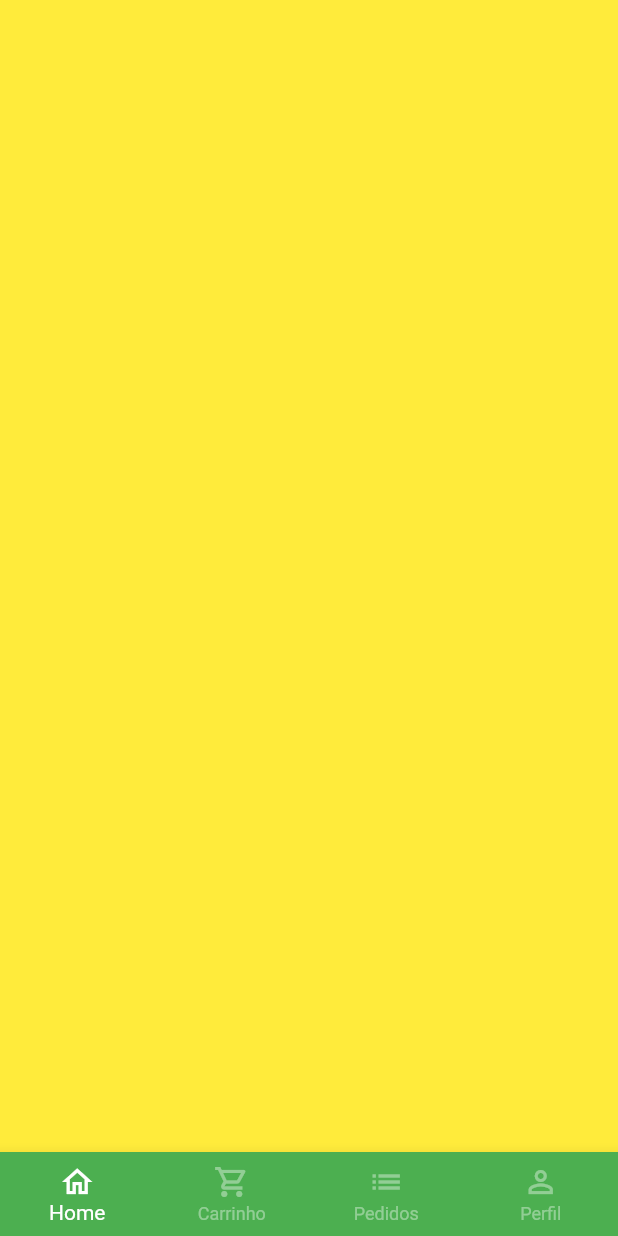
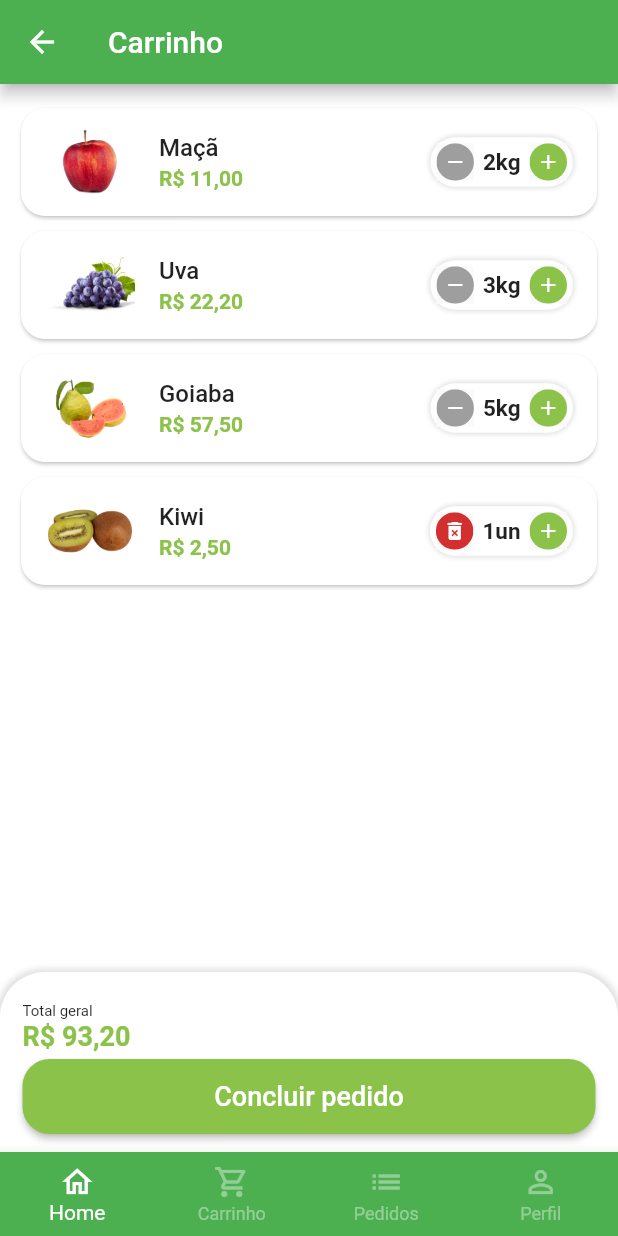
Before and after one commit to jvmMachado/greengrocer, a Flutter app: the BaseScreen screen opened directly, swiped to page 2, on a phone screen of 412 x 824 dp. Run offline on Flutter 3.47's test engine with Material 2 defaults, Android fonts, the phone set to English and light mode, and no system bars; our stand-ins replace animated_text_kit, badges, mask_text_input_formatter.

Commit message:
finish cart tab UI

```diff
--- /dev/null
+++ b/lib/src/models/item_checkout_model.dart
@@ -0,0 +1,23 @@
+import 'package:greengrocer/src/models/item_model.dart';
+
+class ItemCheckoutModel {
+  final ItemModel item;
+  final int quantity;
+
+  double get total => item.price * quantity;
+
+  ItemCheckoutModel({
+    required this.item,
+    required this.quantity,
+  });
+
+  ItemCheckoutModel copyWith({
+    ItemModel? item,
+    int? quantity,
+  }) {
+    return ItemCheckoutModel(
+      item: item ?? this.item,
+      quantity: quantity ?? this.quantity,
+    );
+  }
+}
--- a/lib/src/pages/base/base_screen.dart
+++ b/lib/src/pages/base/base_screen.dart
@@ -1,5 +1,6 @@
 import 'package:flutter/material.dart';
 
+import '../checkout/checkout_tab.dart';
 import '../home/home_tab.dart';
 
 class BaseScreen extends StatefulWidget {
@@ -21,9 +22,7 @@ class _BaseScreenState extends State<BaseScreen> {
         controller: pageController,
         children: [
           const HomeTab(),
-          Container(
-            color: Colors.yellow,
-          ),
+          const CheckoutTab(),
           Container(
             color: Colors.blue,
           ),
--- /dev/null
+++ b/lib/src/pages/checkout/checkout_tab.dart
@@ -0,0 +1,125 @@
+import 'package:flutter/material.dart';
+import 'package:greengrocer/src/config/custom_colors.dart';
+import 'package:greengrocer/src/models/item_checkout_model.dart';
+import 'package:greengrocer/src/services/utils_services.dart';
+
+import '../../config/app_data.dart' as appData;
+import 'components/item_checkout_card.dart';
+
+class CheckoutTab extends StatefulWidget {
+  const CheckoutTab({Key? key}) : super(key: key);
+
+  @override
+  State<CheckoutTab> createState() => _CheckoutTabState();
+}
+
+class _CheckoutTabState extends State<CheckoutTab> with UtilsServicesMixin {
+  List<ItemCheckoutModel> itemsCart = [
+    ItemCheckoutModel(item: appData.apple, quantity: 2),
+    ItemCheckoutModel(item: appData.grape, quantity: 3),
+    ItemCheckoutModel(item: appData.guava, quantity: 5),
+    ItemCheckoutModel(item: appData.kiwi, quantity: 1),
+  ];
+
+  @override
+  Widget build(BuildContext context) {
+    double total = 0;
+    // ignore: avoid_function_literals_in_foreach_calls
+    itemsCart.forEach((item) => total += item.total);
+
+    return Scaffold(
+      appBar: AppBar(
+        title: const Text('Carrinho'),
+      ),
+      body: Column(
+        children: [
+          Expanded(
+            child: Padding(
+              padding: const EdgeInsets.only(top: 6, right: 4, left: 4),
+              child: ListView.builder(
+                itemBuilder: (_, index) {
+                  return ItemCheckoutCard(
+                    checkoutItem: itemsCart[index],
+                    result: (quantity) {
+                      setState(() {
+                        if (quantity == 0) {
+                          itemsCart.removeAt(index);
+                          return;
+                        }
+
+                        itemsCart[index] =
+                            itemsCart[index].copyWith(quantity: quantity);
+                      });
+                    },
+                  );
+                },
+                itemCount: itemsCart.length,
+              ),
+            ),
+          ),
+          Container(
+            decoration: BoxDecoration(
+              color: Colors.white,
+              borderRadius: const BorderRadius.vertical(
+                top: Radius.circular(30),
+              ),
+              boxShadow: [
+                BoxShadow(
+                  color: Colors.grey.shade300,
+                  blurRadius: 3,
+                  spreadRadius: 2,
+                ),
+              ],
+            ),
+            child: Padding(
+              padding: const EdgeInsets.only(
+                left: 15,
+                right: 15,
+                top: 20,
+                bottom: 12,
+              ),
+              child: Column(
+                crossAxisAlignment: CrossAxisAlignment.stretch,
+                children: [
+                  const Text(
+                    'Total geral',
+                    style: TextStyle(
+                      fontSize: 10,
+                    ),
+                  ),
+                  Text(
+                    priceToCurrency(total),
+                    style: TextStyle(
+                      color: CustomColors.customSwatchColor,
+                      fontSize: 18,
+                      fontWeight: FontWeight.bold,
+                    ),
+                  ),
+                  const SizedBox(
+                    height: 5,
+                  ),
+                  SizedBox(
+                    height: 50,
+                    child: ElevatedButton(
+                      onPressed: () {},
+                      style: ElevatedButton.styleFrom(
+                        primary: CustomColors.customSwatchColor,
+                        shape: RoundedRectangleBorder(
+                          borderRadius: BorderRadius.circular(18),
+                        ),
+                      ),
+                      child: const Text(
+                        'Concluir pedido',
+                        style: TextStyle(fontSize: 18),
+                      ),
+                    ),
+                  ),
+                ],
+              ),
+            ),
+          )
+        ],
+      ),
+    );
+  }
+}
--- /dev/null
+++ b/lib/src/pages/checkout/components/item_checkout_card.dart
@@ -0,0 +1,106 @@
+import 'package:flutter/material.dart';
+import 'package:greengrocer/src/config/custom_colors.dart';
+import 'package:greengrocer/src/models/item_checkout_model.dart';
+import 'package:greengrocer/src/services/utils_services.dart';
+
+import '../../common_components/quantity_widget.dart';
+
+class ItemCheckoutCard extends StatelessWidget with UtilsServicesMixin {
+  final ItemCheckoutModel checkoutItem;
+  final Function(int quantity) result;
+
+  const ItemCheckoutCard({
+    Key? key,
+    required this.checkoutItem,
+    required this.result,
+  }) : super(key: key);
+
+  @override
+  Widget build(BuildContext context) {
+    return Card(
+      margin: const EdgeInsets.fromLTRB(10, 10, 10, 0),
+      elevation: 1,
+      shadowColor: Colors.grey.shade300,
+      shape: RoundedRectangleBorder(
+        borderRadius: BorderRadius.circular(16),
+      ),
+      child: ListTile(
+        leading: Image.asset(
+          checkoutItem.item.imgUrl,
+          height: 60,
+          width: 60,
+        ),
+        title: Text(
+          checkoutItem.item.itemName,
+          style: const TextStyle(
+            fontWeight: FontWeight.w500,
+          ),
+        ),
+        subtitle: Text(
+          priceToCurrency(checkoutItem.quantity * checkoutItem.item.price),
+          style: TextStyle(
+            fontWeight: FontWeight.bold,
+            color: CustomColors.customSwatchColor,
+          ),
+        ),
+        trailing: QuantityWidget(
+          value: checkoutItem.quantity,
+          unit: checkoutItem.item.unit,
+          result: (quantity) {
+            result(quantity);
+          },
+          isCheckout: true,
+        ),
+      ),
+    );
+  }
+}
+
+// SizedBox(
+//           height: 50,
+//           child: Row(
+//             children: [
+//               SizedBox(
+//                 width: 50,
+//                 child: Image.asset(checkoutItem.item.imgUrl),
+//               ),
+//               const SizedBox(
+//                 width: 12,
+//               ),
+//               Column(
+//                 mainAxisAlignment: MainAxisAlignment.center,
+//                 crossAxisAlignment: CrossAxisAlignment.start,
+//                 children: [
+//                   Text(
+//                     checkoutItem.item.itemName,
+//                     style: const TextStyle(
+//                       fontSize: 14,
+//                       fontWeight: FontWeight.bold,
+//                     ),
+//                   ),
+//                   const SizedBox(
+//                     height: 2,
+//                   ),
+//                   Text(
+//                     priceToCurrency(
+//                         checkoutItem.quantity * checkoutItem.item.price),
+//                     style: TextStyle(
+//                       fontSize: 14,
+//                       fontWeight: FontWeight.bold,
+//                       color: CustomColors.customSwatchColor,
+//                     ),
+//                   ),
+//                 ],
+//               ),
+//               const Spacer(),
+//               QuantityWidget(
+//                 value: checkoutItem.quantity,
+//                 unit: checkoutItem.item.unit,
+//                 result: (quantity) {
+//                   result(quantity);
+//                 },
+//                 isCheckout: true,
+//               ),
+//             ],
+//           ),
+//         ),
--- a/lib/src/pages/common_components/quantity_widget.dart
+++ b/lib/src/pages/common_components/quantity_widget.dart
@@ -5,12 +5,14 @@ class QuantityWidget extends StatelessWidget {
   final int value;
   final String unit;
   final Function(int quantity) result;
+  final bool isCheckout;
 
   const QuantityWidget({
     Key? key,
     required this.value,
     required this.unit,
     required this.result,
+    this.isCheckout = false,
   }) : super(key: key);
 
   @override
@@ -29,12 +31,16 @@ class QuantityWidget extends StatelessWidget {
         ],
       ),
       child: Row(
+        mainAxisSize: MainAxisSize.min,
         children: [
           _QuantityButton(
-            icon: Icons.remove,
-            color: Colors.grey,
+            icon:
+                isCheckout && value == 1 ? Icons.delete_forever : Icons.remove,
+            color: isCheckout && value == 1
+                ? CustomColors.customContrastColor
+                : Colors.grey,
             onPressed: () {
-              if (value == 1) return;
+              if (value == 1 && isCheckout == false) return;
               result(value - 1);
             },
           ),
```
